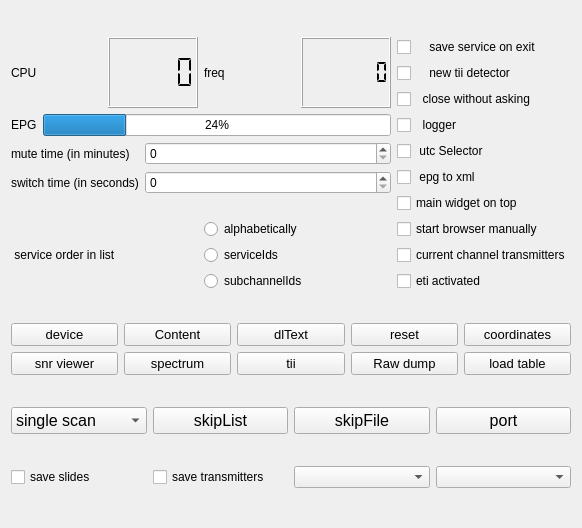
Old version of the form forms/config-helper.ui in the repository tomneda/qt-dab.
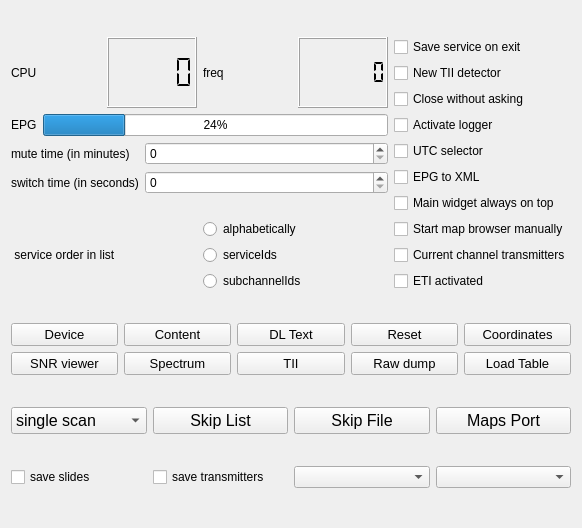
New version of the form. Custom widgets are drawn as their Qt base class.

Patch:
```diff
--- a/forms/config-helper.ui
+++ b/forms/config-helper.ui
@@ -167,7 +167,7 @@
           <string>&lt;html&gt;&lt;head/&gt;&lt;body&gt;&lt;p&gt;The &amp;quot;save service on exit&amp;quot;  selector instructs the software -when set - to save the channel:service combination (audio services only) and on program restart automatically switch to the  channel and start the service.&lt;/p&gt;&lt;p&gt;Note that is the service cannot be found, a warning will be shown.&lt;/p&gt;&lt;/body&gt;&lt;/html&gt;</string>
          </property>
          <property name="text">
-          <string>    save service on exit</string>
+          <string>Save service on exit</string>
          </property>
         </widget>
        </item>
@@ -177,7 +177,7 @@
           <string>&lt;html&gt;&lt;head/&gt;&lt;body&gt;&lt;p&gt;a second implementation of the tii decoder can be selected here. The decoder &amp;quot;sees&amp;quot; more tii data, but also more erroneous data.&lt;/p&gt;&lt;/body&gt;&lt;/html&gt;</string>
          </property>
          <property name="text">
-          <string>    new tii detector</string>
+          <string>New TII detector</string>
          </property>
         </widget>
        </item>
@@ -187,7 +187,7 @@
           <string>&lt;html&gt;&lt;head/&gt;&lt;body&gt;&lt;p&gt;If you are bored with the explicit request to stop, touch this one, and stopping is direct&lt;/p&gt;&lt;/body&gt;&lt;/html&gt;</string>
          </property>
          <property name="text">
-          <string>  close without asking</string>
+          <string>Close without asking</string>
          </property>
         </widget>
        </item>
@@ -197,7 +197,7 @@
           <string>&lt;html&gt;&lt;head/&gt;&lt;body&gt;&lt;p&gt;Sometime one wants to see what was done, the logger just dumps some data into a file, showing the selections made.&lt;/p&gt;&lt;/body&gt;&lt;/html&gt;</string>
          </property>
          <property name="text">
-          <string>  logger</string>
+          <string>Activate logger</string>
          </property>
         </widget>
        </item>
@@ -207,7 +207,7 @@
           <string>&lt;html&gt;&lt;head/&gt;&lt;body&gt;&lt;p&gt;If you want to see UTC in the logs select this one.&lt;/p&gt;&lt;/body&gt;&lt;/html&gt;</string>
          </property>
          <property name="text">
-          <string> utc Selector</string>
+          <string>UTC selector</string>
          </property>
         </widget>
        </item>
@@ -217,7 +217,7 @@
           <string>&lt;html&gt;&lt;head/&gt;&lt;body&gt;&lt;p&gt;The EPG detector has two components, one collecting data to present as &amp;quot;time table&amp;quot; for today,&lt;/p&gt;&lt;p&gt;the other one - using a library written by Julian Cable from the BBC - to generate textual xml.&lt;/p&gt;&lt;p&gt;If selected, the xml will be generated. Note howevet that we encountered at least one example&lt;/p&gt;&lt;p&gt;here the library generating the textual xml causes a crash.&lt;/p&gt;&lt;/body&gt;&lt;/html&gt;</string>
          </property>
          <property name="text">
-          <string> epg to xml</string>
+          <string>EPG to XML</string>
          </property>
         </widget>
        </item>
@@ -227,7 +227,7 @@
           <string>&lt;html&gt;&lt;head/&gt;&lt;body&gt;&lt;p&gt;Set in the configuration whether or not the main widget should ALWAYS be op top. Note that setting will be applied the next time the program will start.&lt;/p&gt;&lt;/body&gt;&lt;/html&gt;</string>
          </property>
          <property name="text">
-          <string>main widget on top</string>
+          <string>Main widget always on top</string>
          </property>
         </widget>
        </item>
@@ -237,7 +237,7 @@
           <string>&lt;html&gt;&lt;head/&gt;&lt;body&gt;&lt;p&gt;Set in the configuration that on starting the http service a browser will have to be started manually. Default is browser starts automatically. Effective immediately&lt;/p&gt;&lt;p&gt;&lt;br/&gt;&lt;/p&gt;&lt;/body&gt;&lt;/html&gt;</string>
          </property>
          <property name="text">
-          <string>start browser manually</string>
+          <string>Start map browser manually</string>
          </property>
         </widget>
        </item>
@@ -247,7 +247,7 @@
           <string>&lt;html&gt;&lt;head/&gt;&lt;body&gt;&lt;p&gt;Set in the configuration that - rather than showing all ttransmitters on a map - only the transmitters that are seen for the currrent channel are made visible.&lt;/p&gt;&lt;/body&gt;&lt;/html&gt;</string>
          </property>
          <property name="text">
-          <string>current channel transmitters</string>
+          <string>Current channel transmitters</string>
          </property>
         </widget>
        </item>
@@ -257,7 +257,7 @@
           <string>&lt;html&gt;&lt;head/&gt;&lt;body&gt;&lt;p&gt;eti files can be generated by Qt-DAB-5.x. Since generating an eti file from an ensemble seems incompatible with scanning, the scan button is replaced by an &amp;quot;eti&amp;quot; button when eti is activated.&lt;/p&gt;&lt;p&gt;Note that building up an eti file requires quite some resources.&lt;/p&gt;&lt;p&gt;If eti is activated, the scanButton is replaced by the etiButton. Touching that button shows a fileselection menu, after selecting a file the content of the ensemble is sent in eti format to the file. The eti session stops when (a) the eti button is touched again, (b) switching to another channel or (c) disabling eti by unchecking the checkbox.&lt;/p&gt;&lt;p&gt;&lt;br/&gt;&lt;/p&gt;&lt;/body&gt;&lt;/html&gt;</string>
          </property>
          <property name="text">
-          <string>eti activated</string>
+          <string>ETI activated</string>
          </property>
         </widget>
        </item>
@@ -275,7 +275,7 @@
         </font>
        </property>
        <property name="text">
-        <string>coordinates</string>
+        <string>Coordinates</string>
        </property>
       </widget>
      </item>
@@ -297,7 +297,7 @@
         <string>&lt;html&gt;&lt;head/&gt;&lt;body&gt;&lt;p&gt;The snrViewer button controls a widget that - when enabled - will show the development of SNR over time. Parameters of the screen, height (the Y-axis) and the number of measurements (X-axis) can be set in the configuration widget.&lt;/p&gt;&lt;/body&gt;&lt;/html&gt;</string>
        </property>
        <property name="text">
-        <string>snr viewer</string>
+        <string>SNR viewer</string>
        </property>
       </widget>
      </item>
@@ -319,7 +319,7 @@
         <string>&lt;html&gt;&lt;head/&gt;&lt;body&gt;&lt;p&gt;The spectrum and the constellation of the DAB signal is shown when pressing this button. &lt;br /&gt;&lt;br /&gt;Pressing it again will cause the spectrum and constellation to be invisible.&lt;/p&gt;&lt;/body&gt;&lt;/html&gt;</string>
        </property>
        <property name="text">
-        <string>spectrum</string>
+        <string>Spectrum</string>
        </property>
       </widget>
      </item>
@@ -334,7 +334,7 @@
         <string>&lt;html&gt;&lt;head/&gt;&lt;body&gt;&lt;p&gt;show or hide the widget for showing the tii spectrum&lt;/p&gt;&lt;/body&gt;&lt;/html&gt;</string>
        </property>
        <property name="text">
-        <string>tii</string>
+        <string>TII</string>
        </property>
       </widget>
      </item>
@@ -370,7 +370,7 @@
         <string>&lt;html&gt;&lt;head/&gt;&lt;body&gt;&lt;p&gt;Touching this button instructs the software to (try to) load a so-called tii table, a table with the&lt;/p&gt;&lt;p&gt;encodings of tii data.&lt;/p&gt;&lt;/body&gt;&lt;/html&gt;</string>
        </property>
        <property name="text">
-        <string>load table</string>
+        <string>Load Table</string>
        </property>
       </widget>
      </item>
@@ -391,7 +391,7 @@
         <string>&lt;html&gt;&lt;head/&gt;&lt;body&gt;&lt;p&gt;Push this button to reset, i.e. restart synchronization.&lt;/p&gt;&lt;/body&gt;&lt;/html&gt;</string>
        </property>
        <property name="text">
-        <string>reset</string>
+        <string>Reset</string>
        </property>
       </widget>
      </item>
@@ -406,7 +406,7 @@
         <string>&lt;html&gt;&lt;head/&gt;&lt;body&gt;&lt;p&gt;Save the lines of text that appear as dynamic label&lt;/p&gt;&lt;/body&gt;&lt;/html&gt;</string>
        </property>
        <property name="text">
-        <string>dlText</string>
+        <string>DL Text</string>
        </property>
       </widget>
      </item>
@@ -449,7 +449,7 @@
         <string>&lt;html&gt;&lt;head/&gt;&lt;body&gt;&lt;p&gt;show or hide the widget for controlling the device.&lt;/p&gt;&lt;/body&gt;&lt;/html&gt;</string>
        </property>
        <property name="text">
-        <string>device</string>
+        <string>Device</string>
        </property>
       </widget>
      </item>
@@ -495,7 +495,7 @@
         <string>&lt;html&gt;&lt;head/&gt;&lt;body&gt;&lt;p&gt;show or hide the skipList. Updates in the skipList will be saved.&lt;/p&gt;&lt;/body&gt;&lt;/html&gt;</string>
        </property>
        <property name="text">
-        <string>skipList</string>
+        <string>Skip List</string>
        </property>
       </widget>
      </item>
@@ -510,7 +510,7 @@
         <string>&lt;html&gt;&lt;head/&gt;&lt;body&gt;&lt;p&gt;Select a file for the skipList. If the file does not exist yet, it will be created and initialized with a skipList with no channels set to skip.&lt;/p&gt;&lt;/body&gt;&lt;/html&gt;</string>
        </property>
        <property name="text">
-        <string>skipFile</string>
+        <string>Skip File</string>
        </property>
       </widget>
      </item>
@@ -522,7 +522,7 @@
         </font>
        </property>
        <property name="text">
-        <string>port</string>
+        <string>Maps Port</string>
        </property>
       </widget>
      </item>
```
